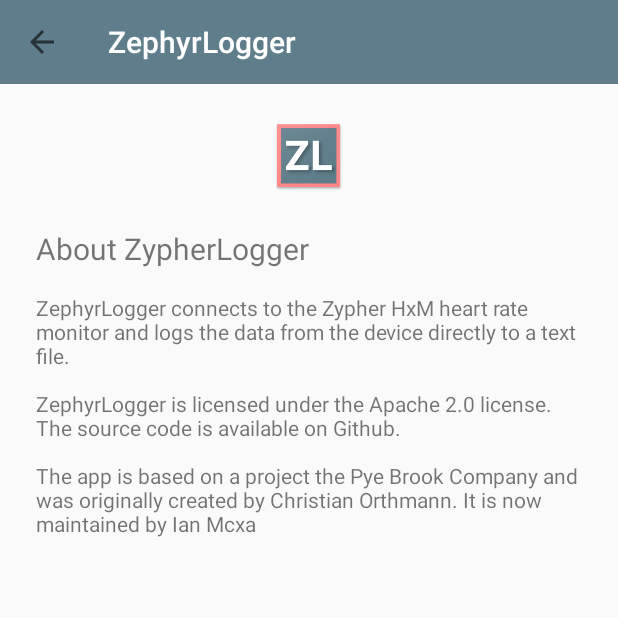
After one commit to ianmcxa/ZephyrLogger, an Android app: the AboutActivity screen opened directly, with no data from a screen before it, on a phone screen of 412 x 824 dp, the top half of it. The commit adds this screen. Run offline under Robolectric (Android 15) with nearby library versions, the phone set to English and light mode, and no system bars; our stand-ins replace ButterKnife.

Commit message:
Added about page

```diff
--- /dev/null
+++ b/app/src/main/java/org/mcxa/zephyrlogger/AboutActivity.java
@@ -0,0 +1,38 @@
+package org.mcxa.zephyrlogger;
+
+import android.support.v7.app.AppCompatActivity;
+import android.os.Bundle;
+import android.support.v7.widget.Toolbar;
+import android.view.MenuItem;
+
+import butterknife.BindView;
+import butterknife.ButterKnife;
+
+public class AboutActivity extends AppCompatActivity {
+
+    @BindView(R.id.toolbar) Toolbar toolbar;
+
+    @Override
+    protected void onCreate(Bundle savedInstanceState) {
+        super.onCreate(savedInstanceState);
+        setContentView(R.layout.activity_about);
+        ButterKnife.bind(this);
+
+        setSupportActionBar(toolbar);
+        //show the back button on the toolbar
+        if (getSupportActionBar() != null) {
+            getSupportActionBar().setDisplayHomeAsUpEnabled(true);
+            getSupportActionBar().setDisplayShowHomeEnabled(true);
+        }
+    }
+
+    @Override
+    public boolean onOptionsItemSelected(MenuItem item) {
+        // handle arrow click here
+        if (item.getItemId() == android.R.id.home) {
+            finish(); // close this activity and return to preview activity (if there is any)
+        }
+
+        return super.onOptionsItemSelected(item);
+    }
+}
--- a/app/src/main/res/drawable/ic_connect.xml
+++ b/app/src/main/res/drawable/ic_connect.xml
@@ -3,5 +3,5 @@
     android:width="24dp"
     android:viewportWidth="24"
     android:viewportHeight="24">
-    <path android:fillColor="@color/accent" android:pathData="M19,10L17,12L19,14L21,12M14.88,16.29L13,18.17V14.41M13,5.83L14.88,7.71L13,9.58M17.71,7.71L12,2H11V9.58L6.41,5L5,6.41L10.59,12L5,17.58L6.41,19L11,14.41V22H12L17.71,16.29L13.41,12M7,12L5,10L3,12L5,14L7,12Z" />
+    <path android:fillColor="@color/white" android:pathData="M19,10L17,12L19,14L21,12M14.88,16.29L13,18.17V14.41M13,5.83L14.88,7.71L13,9.58M17.71,7.71L12,2H11V9.58L6.41,5L5,6.41L10.59,12L5,17.58L6.41,19L11,14.41V22H12L17.71,16.29L13.41,12M7,12L5,10L3,12L5,14L7,12Z" />
 </vector>
--- a/app/src/main/res/drawable/ic_play.xml
+++ b/app/src/main/res/drawable/ic_play.xml
@@ -3,5 +3,5 @@
     android:width="24dp"
     android:viewportWidth="24"
     android:viewportHeight="24">
-    <path android:fillColor="@color/accent" android:pathData="M8,5.14V19.14L19,12.14L8,5.14Z" />
+    <path android:fillColor="@color/white" android:pathData="M8,5.14V19.14L19,12.14L8,5.14Z" />
 </vector>
--- a/app/src/main/res/drawable/ic_stop.xml
+++ b/app/src/main/res/drawable/ic_stop.xml
@@ -3,5 +3,5 @@
     android:width="24dp"
     android:viewportWidth="24"
     android:viewportHeight="24">
-    <path android:fillColor="@color/accent" android:pathData="M18,18H6V6H18V18Z" />
+    <path android:fillColor="@color/white" android:pathData="M18,18H6V6H18V18Z" />
 </vector>
--- /dev/null
+++ b/app/src/main/res/layout/activity_about.xml
@@ -0,0 +1,50 @@
+<?xml version="1.0" encoding="utf-8"?>
+<RelativeLayout xmlns:android="http://schemas.android.com/apk/res/android"
+    xmlns:tools="http://schemas.android.com/tools"
+    xmlns:app="http://schemas.android.com/apk/res-auto"
+    android:id="@+id/activity_about"
+    android:layout_width="match_parent"
+    android:layout_height="match_parent"
+    tools:context="org.mcxa.zephyrlogger.AboutActivity">
+
+    <android.support.v7.widget.Toolbar
+        android:id="@+id/toolbar"
+        android:layout_width="match_parent"
+        android:layout_height="wrap_content"
+        android:background="@color/primary"
+        android:minHeight="?attr/actionBarSize"
+        app:titleTextColor="@android:color/white" />
+
+    <ImageView
+        android:id="@+id/icon"
+        android:contentDescription="@string/icon"
+        android:layout_width="wrap_content"
+        android:layout_height="wrap_content"
+        android:src="@drawable/ic_launcher"
+        android:layout_centerHorizontal="true"
+        android:layout_marginTop="24dp"
+        android:layout_below="@id/toolbar"/>
+
+    <TextView
+        android:layout_width="wrap_content"
+        android:layout_height="wrap_content"
+        android:layout_below="@id/icon"
+        android:layout_marginTop="24dp"
+        android:layout_marginStart="24dp"
+        android:layout_marginLeft="24dp"
+        android:text="@string/about_header"
+        android:id="@+id/about_header"
+        android:textSize="20sp"/>
+
+    <TextView
+        android:layout_width="wrap_content"
+        android:layout_height="wrap_content"
+        android:layout_below="@id/about_header"
+        android:layout_alignStart="@id/about_header"
+        android:layout_alignLeft="@id/about_header"
+        android:layout_marginTop="16dp"
+        android:text="@string/about_contents"
+        android:layout_marginEnd="24dp"
+        android:layout_marginRight="24dp"/>
+
+</RelativeLayout>
--- a/app/src/main/res/layout/activity_main.xml
+++ b/app/src/main/res/layout/activity_main.xml
@@ -34,6 +34,8 @@
         android:layout_toEndOf="@+id/status_label"
         android:layout_marginLeft="10dp"
         android:layout_marginStart="10dp"
+        android:layout_marginRight="24dp"
+        android:layout_marginEnd="24dp"
         android:id="@+id/status" />
 
 
@@ -187,8 +189,8 @@
         android:text="@string/connect"
         android:layout_alignParentBottom="true"
         android:layout_centerHorizontal="true"
-        style="@style/Widget.AppCompat.Button.Borderless.Colored"
-        android:layout_marginBottom="24dp"
+        style="@style/Widget.AppCompat.Button.Colored"
+        android:layout_marginBottom="48dp"
         android:drawableLeft="@drawable/ic_connect"
         android:drawableStart="@drawable/ic_connect"
         />
--- a/app/src/main/res/menu/option_menu.xml
+++ b/app/src/main/res/menu/option_menu.xml
@@ -8,7 +8,11 @@
          android:id="@+id/record"
          android:title="@string/menu_activate"/>
 
-     <item
+    <item
+        android:id="@+id/about"
+        android:title="@string/menu_about"/>
+
+    <item
          android:id="@+id/quit"
          android:title="@string/menu_quit" />
 </menu>
--- /dev/null
+++ b/app/src/main/res/values-w820dp/dimens.xml
@@ -0,0 +1,6 @@
+<resources>
+    <!-- Example customization of dimensions originally defined in res/values/dimens.xml
+         (such as screen margins) for screens with more than 820dp of available width. This
+         would include 7" and 10" devices in landscape (~960dp and ~1280dp respectively). -->
+    <dimen name="activity_horizontal_margin">64dp</dimen>
+</resources>
--- a/app/src/main/res/values/strings.xml
+++ b/app/src/main/res/values/strings.xml
@@ -7,6 +7,7 @@
     <string name="app_name">ZephyrLogger</string>
     <string name="menu_connect">Connect to HxM</string>
     <string name="menu_activate">Start/Stop recording</string>
+    <string name="menu_about">About</string>
     <string name="menu_quit">Quit</string>
 
     <string name="status">Status:</string>
@@ -33,6 +34,12 @@
     <string name="rri_icon">This is a pulse icon</string>
     <string name="speed_icon">This is a speed icon</string>
 
+    <string name="about_header">About ZypherLogger</string>
+    <string name="about_contents">ZephyrLogger connects to the Zypher HxM heart rate monitor and logs the data from the device directly to a text file.
+        \n\nZephyrLogger is licensed under the Apache 2.0 license. The source code is available on Github.
+        \n\nThe app is based on a project the Pye Brook Company and was originally created by Christian Orthmann. It is now maintained by Ian Mcxa</string>
+    <string name="icon">This is the app icon</string>
+
     <!--
         Some identifiers used to pass information around our application
         Defining them within this resource ensures that each value is unique
```
Also changed, not shown: app/src/main/AndroidManifest.xml (+9 -9 lines), app/src/main/java/org/mcxa/zephyrlogger/MainActivity.java (+10 -1 lines).
